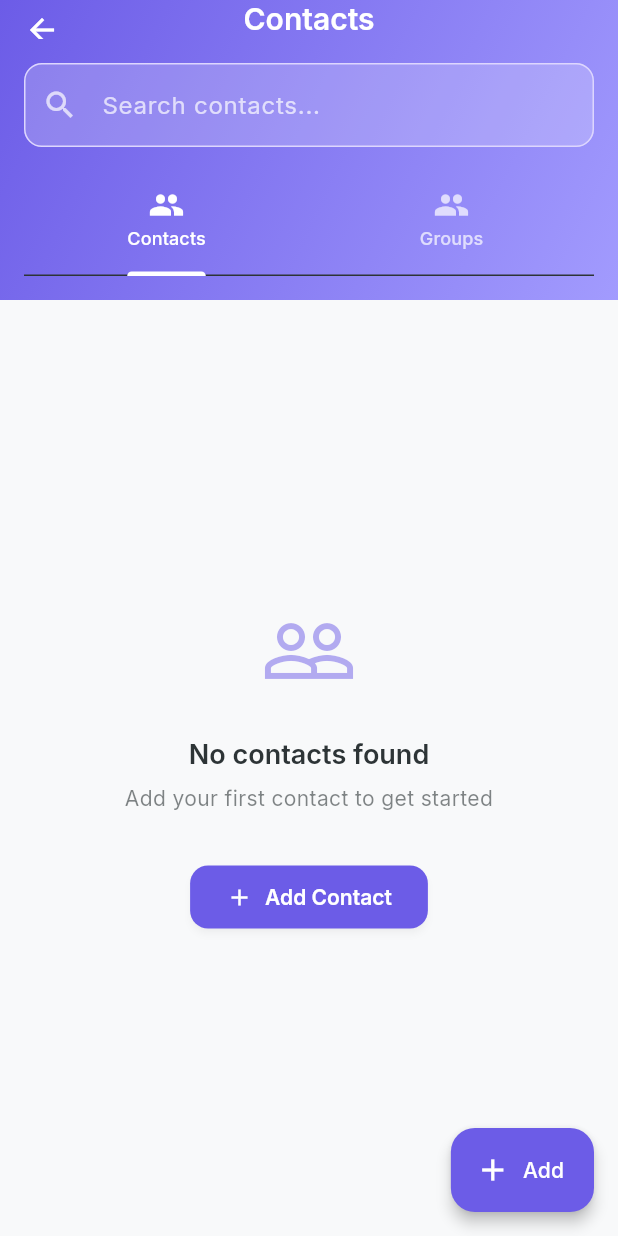
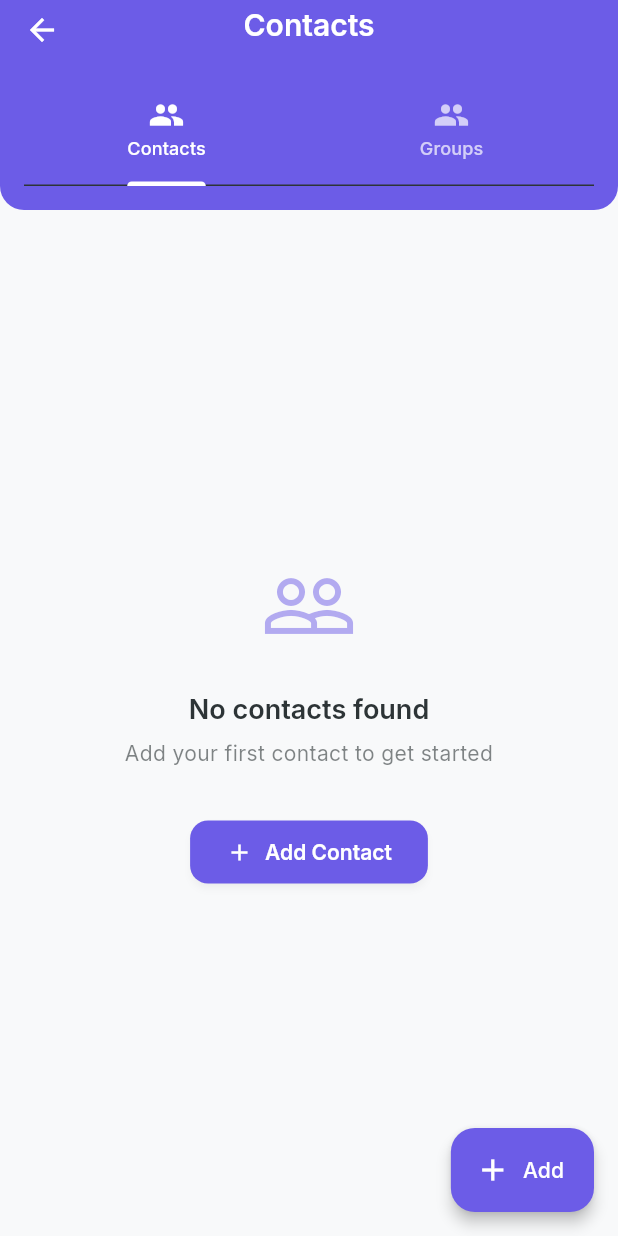
Before and after one commit to sharibj/reconnect_app, a Flutter app: the ContactsScreen screen opened directly, on a phone screen of 412 x 824 dp. Run offline on Flutter 3.47's test engine with Material 3 defaults, Android fonts, the phone set to English and light mode, and no system bars; our stand-ins replace fl_chart, flutter_dotenv, flutter_secure_storage, flutter_svg, google_fonts, share_plus and 1 more; accounts and stored records are empty; network calls fail.

Commit message:
Refactor SliverAppBar components across multiple screens for improved layout and consistency; adjust toolbar heights and remove gradient backgrounds

```diff
--- a/lib/screens/contacts_screen.dart
+++ b/lib/screens/contacts_screen.dart
@@ -52,32 +52,14 @@ class _ContactsScreenState extends State<ContactsScreen> with TickerProviderStat
             SliverAppBar(
               title: const Text('Contacts'),
               pinned: true,
-              expandedHeight: 200,
-              toolbarHeight: 75,
+              toolbarHeight: 90,
               forceElevated: innerBoxIsScrolled,
-              flexibleSpace: FlexibleSpaceBar(
-                background: Container(
-                  decoration: BoxDecoration(
-                    gradient: LinearGradient(
-                      begin: Alignment.topLeft,
-                      end: Alignment.bottomRight,
-                      colors: [
-                        Theme.of(context).colorScheme.primary,
-                        Theme.of(context).colorScheme.secondary,
-                      ],
-                    ),
-                  ),
-                ),
-              ),
+              backgroundColor: Theme.of(context).colorScheme.primary,
               bottom: PreferredSize(
-                preferredSize: const Size.fromHeight(110),
+                preferredSize: const Size.fromHeight(50),
                 child: Container(
                   padding: const EdgeInsets.all(16),
-                  child: Column(
-                    children: [
-                      _buildSearchBar(),
-                      const SizedBox(height: 12),
-                      TabBar(
+                  child: TabBar(
                     controller: _tabController,
                     labelColor: Colors.white,
                     unselectedLabelColor: Colors.white70,
@@ -85,8 +67,6 @@ class _ContactsScreenState extends State<ContactsScreen> with TickerProviderStat
                     tabs: const [
                       Tab(text: 'Contacts', icon: Icon(Icons.people)),
                       Tab(text: 'Groups', icon: Icon(Icons.group)),
-                        ],
-                      ),
                     ],
                   ),
                 ),
@@ -118,14 +98,12 @@ class _ContactsScreenState extends State<ContactsScreen> with TickerProviderStat
           onChanged: (value) {
             contactProvider.setSearchQuery(value);
           },
-          style: const TextStyle(color: Colors.white),
           decoration: InputDecoration(
             hintText: 'Search contacts...',
-            hintStyle: TextStyle(color: Colors.white.withOpacity(0.7)),
-            prefixIcon: Icon(Icons.search, color: Colors.white.withOpacity(0.7)),
+            prefixIcon: const Icon(Icons.search),
             suffixIcon: _searchController.text.isNotEmpty
                 ? IconButton(
-                    icon: Icon(Icons.clear, color: Colors.white.withOpacity(0.7)),
+                    icon: const Icon(Icons.clear),
                     onPressed: () {
                       _searchController.clear();
                       contactProvider.setSearchQuery('');
@@ -133,7 +111,6 @@ class _ContactsScreenState extends State<ContactsScreen> with TickerProviderStat
                   )
                 : null,
             filled: true,
-            fillColor: Colors.white.withOpacity(0.2),
             border: OutlineInputBorder(
               borderRadius: BorderRadius.circular(25),
               borderSide: BorderSide.none,
@@ -168,10 +145,14 @@ class _ContactsScreenState extends State<ContactsScreen> with TickerProviderStat
 
         return Column(
           children: [
+            Container(
+              padding: const EdgeInsets.fromLTRB(16, 16, 16, 8),
+              child: _buildSearchBar(),
+            ),
             if (contactProvider.groups.isNotEmpty) _buildGroupFilter(),
             Expanded(
               child: ListView.builder(
-                padding: const EdgeInsets.fromLTRB(16, 16, 16, 80), // Added bottom padding for FAB
+                padding: const EdgeInsets.fromLTRB(16, 0, 16, 80), // Reduced top padding since search bar is now above
                 itemCount: contacts.length,
                 itemBuilder: (context, index) {
                   final contact = contacts[index];
```
Also changed, not shown: lib/screens/analytics_screen.dart (+3 -17 lines), lib/screens/interactions_screen.dart (+3 -17 lines), lib/screens/needs_attention_screen.dart (+1 -15 lines). Lines whose indentation alone changed are shown as unchanged.
